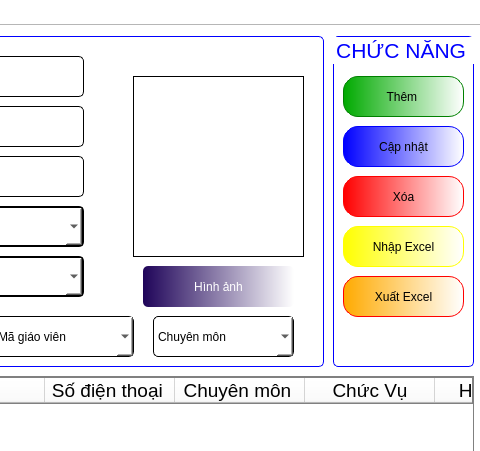
Before: the Qt Designer form GUI/TrangChu.ui in phuthuy44/Student--py, drawn with Qt 5; both pictures show x 939 to 1419 and y 0 to 451 of the 1419 by 781 pixel window.
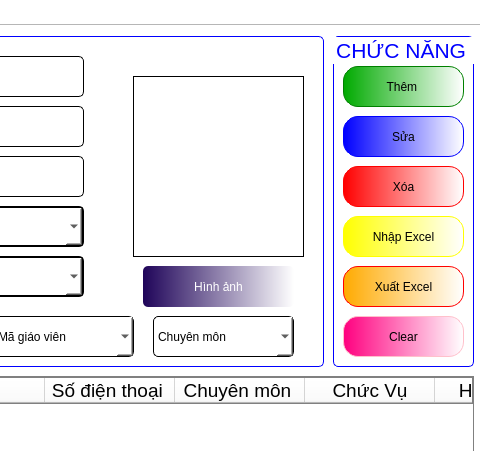
After: the same form once the commit is applied. The open tabs and pages were chosen to show the change.

Patch:
```diff
--- a/GUI/TrangChu.ui
+++ b/GUI/TrangChu.ui
@@ -1951,163 +1951,6 @@
        <attribute name="title">
         <string>Giáo viên </string>
        </attribute>
-       <widget class="QGroupBox" name="groupBox_59">
-        <property name="geometry">
-         <rect>
-          <x>1070</x>
-          <y>10</y>
-          <width>141</width>
-          <height>331</height>
-         </rect>
-        </property>
-        <property name="font">
-         <font>
-          <family>Tahoma</family>
-          <pointsize>16</pointsize>
-         </font>
-        </property>
-        <property name="styleSheet">
-         <string notr="true">QGroupBox{
-border:0.5px solid blue;
-border-radius:5px;
-color:blue;
-}</string>
-        </property>
-        <property name="title">
-         <string>CHỨC NĂNG </string>
-        </property>
-        <widget class="QPushButton" name="btnThemGiaoVien">
-         <property name="geometry">
-          <rect>
-           <x>10</x>
-           <y>40</y>
-           <width>121</width>
-           <height>41</height>
-          </rect>
-         </property>
-         <property name="styleSheet">
-          <string notr="true">QPushButton{
-font: 16pt &quot;Tahoma&quot;;
-border-radius:15px;
-border:1px solid green;
-	background-color: qlineargradient(spread:pad, x1:0, y1:0, x2:1, y2:0, stop:0 rgba(0, 170, 0, 255), stop:1 rgba(255, 255, 255, 255));
-}
-QPushButton:hover{
-background-color: qlineargradient(spread:pad, x1:0, y1:0, x2:1, y2:0, stop:0 rgba(85, 255, 0, 255), stop:1 rgba(255, 255, 255, 255));
-	font: 18pt &quot;Tahoma&quot;;
-}
-</string>
-         </property>
-         <property name="text">
-          <string>Thêm </string>
-         </property>
-        </widget>
-        <widget class="QPushButton" name="btnCapNhatGiaoVien">
-         <property name="geometry">
-          <rect>
-           <x>10</x>
-           <y>90</y>
-           <width>121</width>
-           <height>41</height>
-          </rect>
-         </property>
-         <property name="styleSheet">
-          <string notr="true">QPushButton{
-font: 16pt &quot;Tahoma&quot;;
-border-radius:15px;
-border:1px solid blue;
-	background-color: qlineargradient(spread:pad, x1:0, y1:0, x2:1, y2:0, stop:0 rgba(0, 0, 255, 255), stop:1 rgba(255, 255, 255, 255));
-}
-QPushButton:hover{
-	font: 18pt &quot;Tahoma&quot;;
-	background-color: qlineargradient(spread:repeat, x1:0, y1:0, x2:1, y2:0, stop:0 rgba(0, 85, 255, 255), stop:1 rgba(255, 255, 255, 255));
-}
-</string>
-         </property>
-         <property name="text">
-          <string>Cập nhật</string>
-         </property>
-        </widget>
-        <widget class="QPushButton" name="btnXoaGiaoVien">
-         <property name="geometry">
-          <rect>
-           <x>10</x>
-           <y>140</y>
-           <width>121</width>
-           <height>41</height>
-          </rect>
-         </property>
-         <property name="styleSheet">
-          <string notr="true">QPushButton{
-font: 16pt &quot;Tahoma&quot;;
-border-radius:15px;
-border:1px solid red;
-	background-color: qlineargradient(spread:pad, x1:0, y1:0, x2:1, y2:0, stop:0 rgba(255, 0, 0, 255), stop:1 rgba(255, 255, 255, 255));
-}
-QPushButton:hover{
-	font: 18pt &quot;Tahoma&quot;;
-	background-color:qlineargradient(spread:pad, x1:0, y1:0, x2:1, y2:0.028, stop:0 rgba(189, 0, 0, 255), stop:1 rgba(255, 255, 255, 255))
-}
-</string>
-         </property>
-         <property name="text">
-          <string>Xóa</string>
-         </property>
-        </widget>
-        <widget class="QPushButton" name="pushButton_129">
-         <property name="geometry">
-          <rect>
-           <x>10</x>
-           <y>190</y>
-           <width>121</width>
-           <height>41</height>
-          </rect>
-         </property>
-         <property name="styleSheet">
-          <string notr="true">QPushButton{
-font: 16pt &quot;Tahoma&quot;;
-border-radius:15px;
-border:1px solid yellow;
-	background-color: qlineargradient(spread:pad, x1:0, y1:0, x2:1, y2:0, stop:0 rgba(255, 255, 0, 255), stop:1 rgba(255, 255, 255, 255));
-}
-QPushButton:hover{
-	font: 18pt &quot;Tahoma&quot;;
-	
-	background-color: qlineargradient(spread:pad, x1:0, y1:0, x2:1, y2:0, stop:0 rgba(255, 255, 127, 255), stop:1 rgba(255, 255, 255, 255));
-}
-</string>
-         </property>
-         <property name="text">
-          <string>Nhập Excel</string>
-         </property>
-        </widget>
-        <widget class="QPushButton" name="pushButton_130">
-         <property name="geometry">
-          <rect>
-           <x>10</x>
-           <y>240</y>
-           <width>121</width>
-           <height>41</height>
-          </rect>
-         </property>
-         <property name="styleSheet">
-          <string notr="true">QPushButton{
-font: 16pt &quot;Tahoma&quot;;
-border-radius:15px;
-border:1px solid red;
-background-color: qlineargradient(spread:pad, x1:0, y1:0, x2:1, y2:0, stop:0 rgba(255, 170, 0, 255), stop:1 rgba(255, 255, 255, 255));
-}
-QPushButton:hover{
-	font: 18pt &quot;Tahoma&quot;;
-background-color:qlineargradient(spread:pad, x1:0, y1:0, x2:1, y2:0, stop:0 rgba(255, 85, 0, 255), stop:1 rgba(255, 255, 255, 255));
-}
-</string>
-         </property>
-         <property name="text">
-          <string>Xuất Excel</string>
-         </property>
-        </widget>
-       </widget>
        <widget class="QGroupBox" name="groupBox_60">
         <property name="enabled">
          <bool>true</bool>
@@ -2895,6 +2738,189 @@
          </property>
         </column>
        </widget>
+       <widget class="QGroupBox" name="groupBox_14">
+        <property name="geometry">
+         <rect>
+          <x>1070</x>
+          <y>10</y>
+          <width>141</width>
+          <height>331</height>
+         </rect>
+        </property>
+        <property name="font">
+         <font>
+          <family>Tahoma</family>
+          <pointsize>16</pointsize>
+         </font>
+        </property>
+        <property name="styleSheet">
+         <string notr="true">QGroupBox{
+border:0.5px solid blue;
+border-radius:5px;
+color:blue;
+}</string>
+        </property>
+        <property name="title">
+         <string>CHỨC NĂNG </string>
+        </property>
+        <widget class="QPushButton" name="btnThemGiaoVien">
+         <property name="geometry">
+          <rect>
+           <x>10</x>
+           <y>30</y>
+           <width>121</width>
+           <height>41</height>
+          </rect>
+         </property>
+         <property name="styleSheet">
+          <string notr="true">QPushButton{
+font: 16pt &quot;Tahoma&quot;;
+border-radius:15px;
+border:1px solid green;
+	background-color: qlineargradient(spread:pad, x1:0, y1:0, x2:1, y2:0, stop:0 rgba(0, 170, 0, 255), stop:1 rgba(255, 255, 255, 255));
+}
+QPushButton:hover{
+background-color: qlineargradient(spread:pad, x1:0, y1:0, x2:1, y2:0, stop:0 rgba(85, 255, 0, 255), stop:1 rgba(255, 255, 255, 255));
+	font: 18pt &quot;Tahoma&quot;;
+}
+</string>
+         </property>
+         <property name="text">
+          <string>Thêm </string>
+         </property>
+        </widget>
+        <widget class="QPushButton" name="btnCapNhatGiaoVien">
+         <property name="geometry">
+          <rect>
+           <x>10</x>
+           <y>80</y>
+           <width>121</width>
+           <height>41</height>
+          </rect>
+         </property>
+         <property name="styleSheet">
+          <string notr="true">QPushButton{
+font: 16pt &quot;Tahoma&quot;;
+border-radius:15px;
+border:1px solid blue;
+	background-color: qlineargradient(spread:pad, x1:0, y1:0, x2:1, y2:0, stop:0 rgba(0, 0, 255, 255), stop:1 rgba(255, 255, 255, 255));
+}
+QPushButton:hover{
+	font: 18pt &quot;Tahoma&quot;;
+	background-color: qlineargradient(spread:repeat, x1:0, y1:0, x2:1, y2:0, stop:0 rgba(0, 85, 255, 255), stop:1 rgba(255, 255, 255, 255));
+}
+</string>
+         </property>
+         <property name="text">
+          <string>Sửa</string>
+         </property>
+        </widget>
+        <widget class="QPushButton" name="btnXoaGiaoVien">
+         <property name="geometry">
+          <rect>
+           <x>10</x>
+           <y>130</y>
+           <width>121</width>
+           <height>41</height>
+          </rect>
+         </property>
+         <property name="styleSheet">
+          <string notr="true">QPushButton{
+font: 16pt &quot;Tahoma&quot;;
+border-radius:15px;
+border:1px solid red;
+	background-color: qlineargradient(spread:pad, x1:0, y1:0, x2:1, y2:0, stop:0 rgba(255, 0, 0, 255), stop:1 rgba(255, 255, 255, 255));
+}
+QPushButton:hover{
+	font: 18pt &quot;Tahoma&quot;;
+	background-color:qlineargradient(spread:pad, x1:0, y1:0, x2:1, y2:0.028, stop:0 rgba(189, 0, 0, 255), stop:1 rgba(255, 255, 255, 255))
+}
+</string>
+         </property>
+         <property name="text">
+          <string>Xóa</string>
+         </property>
+        </widget>
+        <widget class="QPushButton" name="pushButton_57">
+         <property name="geometry">
+          <rect>
+           <x>10</x>
+           <y>180</y>
+           <width>121</width>
+           <height>41</height>
+          </rect>
+         </property>
+         <property name="styleSheet">
+          <string notr="true">QPushButton{
+font: 16pt &quot;Tahoma&quot;;
+border-radius:15px;
+border:1px solid yellow;
+	background-color: qlineargradient(spread:pad, x1:0, y1:0, x2:1, y2:0, stop:0 rgba(255, 255, 0, 255), stop:1 rgba(255, 255, 255, 255));
+}
+QPushButton:hover{
+	font: 18pt &quot;Tahoma&quot;;
+	
+	background-color: qlineargradient(spread:pad, x1:0, y1:0, x2:1, y2:0, stop:0 rgba(255, 255, 127, 255), stop:1 rgba(255, 255, 255, 255));
+}
+</string>
+         </property>
+         <property name="text">
+          <string>Nhập Excel</string>
+         </property>
+        </widget>
+        <widget class="QPushButton" name="pushButton_58">
+         <property name="geometry">
+          <rect>
+           <x>10</x>
+           <y>230</y>
+           <width>121</width>
+           <height>41</height>
+          </rect>
+         </property>
+         <property name="styleSheet">
+          <string notr="true">QPushButton{
+font: 16pt &quot;Tahoma&quot;;
+border-radius:15px;
+border:1px solid red;
+background-color: qlineargradient(spread:pad, x1:0, y1:0, x2:1, y2:0, stop:0 rgba(255, 170, 0, 255), stop:1 rgba(255, 255, 255, 255));
+}
+QPushButton:hover{
+	font: 18pt &quot;Tahoma&quot;;
+background-color:qlineargradient(spread:pad, x1:0, y1:0, x2:1, y2:0, stop:0 rgba(255, 85, 0, 255), stop:1 rgba(255, 255, 255, 255));
+}
+</string>
+         </property>
+         <property name="text">
+          <string>Xuất Excel</string>
+         </property>
+        </widget>
+        <widget class="QPushButton" name="pushButton_78">
+         <property name="geometry">
+          <rect>
+           <x>10</x>
+           <y>280</y>
+           <width>121</width>
+           <height>41</height>
+          </rect>
+         </property>
+         <property name="styleSheet">
+          <string notr="true">QPushButton{
+font: 16pt &quot;Tahoma&quot;;
+border-radius:15px;
+border:1px solid pink;
+background-color: qlineargradient(spread:pad, x1:0, y1:0, x2:1, y2:0, stop:0 rgba(255, 0, 127, 255), stop:1 rgba(255, 255, 255, 255))
+}
+QPushButton:hover{
+	font: 18pt &quot;Tahoma&quot;;
+background-color:qlineargradient(spread:pad, x1:0, y1:0, x2:1, y2:0, stop:0 rgba(134, 0, 67, 255), stop:1 rgba(255, 255, 255, 255))
+}
+</string>
+         </property>
+         <property name="text">
+          <string>Clear</string>
+         </property>
+        </widget>
+       </widget>
       </widget>
       <widget class="QWidget" name="tab_6">
        <attribute name="title">
```
Left out of the diff: 702 changed lines with no effect on the pictures.
